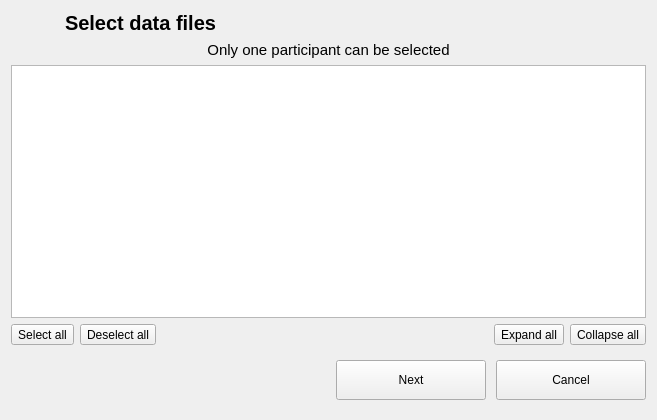
introlab/OpenIMU, file python/resources/ui/DataSelector.ui: the form before one commit.
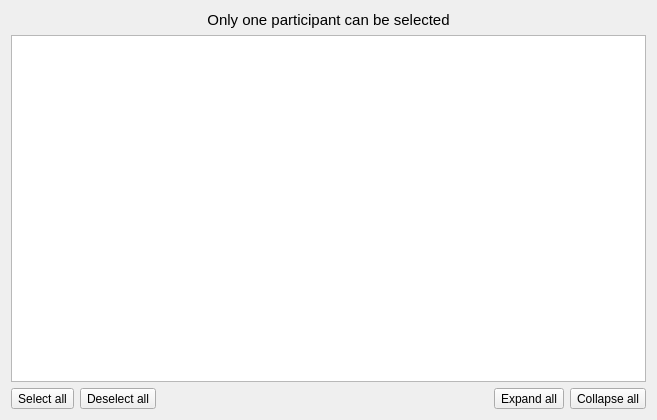
The form after the commit. Icons and pictures are not drawn.

Patch:
```diff
--- a/python/resources/ui/DataSelector.ui
+++ b/python/resources/ui/DataSelector.ui
@@ -14,60 +14,6 @@
    <string>Data Selector</string>
   </property>
   <layout class="QVBoxLayout" name="verticalLayout">
-   <item>
-    <widget class="QFrame" name="frameTitle">
-     <layout class="QHBoxLayout" name="horizontalLayout_4">
-      <property name="leftMargin">
-       <number>0</number>
-      </property>
-      <property name="topMargin">
-       <number>0</number>
-      </property>
-      <property name="rightMargin">
-       <number>0</number>
-      </property>
-      <property name="bottomMargin">
-       <number>0</number>
-      </property>
-      <item>
-       <widget class="QLabel" name="lblIcon">
-        <property name="maximumSize">
-         <size>
-          <width>48</width>
-          <height>48</height>
-         </size>
-        </property>
-        <property name="text">
-         <string/>
-        </property>
-        <property name="pixmap">
-         <pixmap resource="../core.qrc">:/OpenIMU/icons/newdataset.png</pixmap>
-        </property>
-        <property name="scaledContents">
-         <bool>true</bool>
-        </property>
-       </widget>
-      </item>
-      <item>
-       <widget class="QLabel" name="lblInfos">
-        <property name="font">
-         <font>
-          <pointsize>15</pointsize>
-          <italic>false</italic>
-          <bold>true</bold>
-         </font>
-        </property>
-        <property name="acceptDrops">
-         <bool>false</bool>
-        </property>
-        <property name="text">
-         <string>Select data files</string>
-        </property>
-       </widget>
-      </item>
-     </layout>
-    </widget>
-   </item>
    <item>
     <widget class="QLabel" name="lblOnlyOneParticipant">
      <property name="font">
@@ -216,92 +162,6 @@
      </item>
     </layout>
    </item>
-   <item>
-    <widget class="QFrame" name="frameFormButtons">
-     <layout class="QHBoxLayout" name="horizontalLayout_3">
-      <property name="spacing">
-       <number>10</number>
-      </property>
-      <property name="sizeConstraint">
-       <enum>QLayout::SetMaximumSize</enum>
-      </property>
-      <property name="rightMargin">
-       <number>0</number>
-      </property>
-      <item>
-       <spacer name="horizontalSpacer">
-        <property name="orientation">
-         <enum>Qt::Horizontal</enum>
-        </property>
-        <property name="sizeHint" stdset="0">
-         <size>
-          <width>40</width>
-          <height>10</height>
-         </size>
-        </property>
-       </spacer>
-      </item>
-      <item>
-       <widget class="QPushButton" name="btnOK">
-        <property name="minimumSize">
-         <size>
-          <width>150</width>
-          <height>40</height>
-         </size>
-        </property>
-        <property name="cursor">
-         <cursorShape>PointingHandCursor</cursorShape>
-        </property>
-        <property name="text">
-         <string>Next</string>
-        </property>
-        <property name="icon">
-         <iconset resource="../core.qrc">
-          <normaloff>:/OpenIMU/icons/next.png</normaloff>:/OpenIMU/icons/next.png</iconset>
-        </property>
-        <property name="iconSize">
-         <size>
-          <width>24</width>
-          <height>24</height>
-         </size>
-        </property>
-        <property name="autoDefault">
-         <bool>false</bool>
-        </property>
-       </widget>
-      </item>
-      <item>
-       <widget class="QPushButton" name="btnCancel">
-        <property name="minimumSize">
-         <size>
-          <width>150</width>
-          <height>40</height>
-         </size>
-        </property>
-        <property name="cursor">
-         <cursorShape>PointingHandCursor</cursorShape>
-        </property>
-        <property name="text">
-         <string>Cancel</string>
-        </property>
-        <property name="icon">
-         <iconset resource="../core.qrc">
-          <normaloff>:/OpenIMU/icons/undo.png</normaloff>:/OpenIMU/icons/undo.png</iconset>
-        </property>
-        <property name="iconSize">
-         <size>
-          <width>24</width>
-          <height>24</height>
-         </size>
-        </property>
-        <property name="autoDefault">
-         <bool>false</bool>
-        </property>
-       </widget>
-      </item>
-     </layout>
-    </widget>
-   </item>
   </layout>
  </widget>
  <resources>
```
